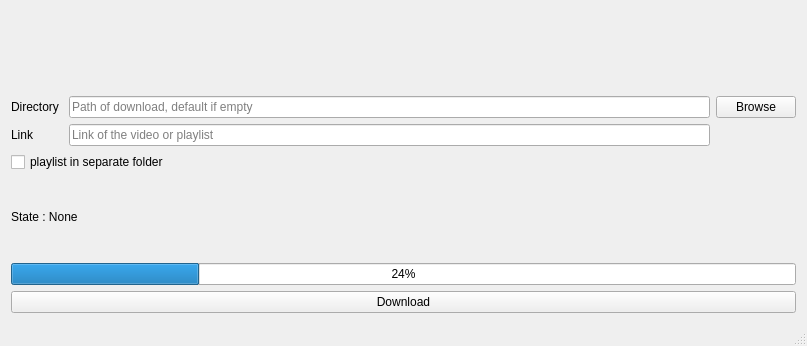
Qt form app/mainwindow.ui (arblade/youtube-downloader) before a commit.
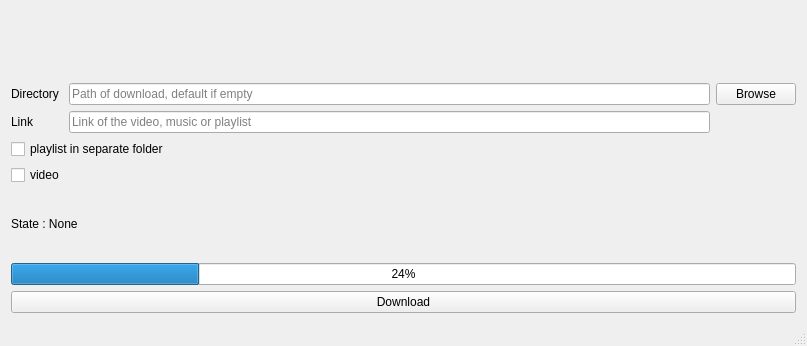
The same form after that commit. Icons and pictures are not drawn.

```diff
--- a/app/mainwindow.ui
+++ b/app/mainwindow.ui
@@ -18,7 +18,7 @@
     <item>
      <widget class="QLabel" name="label_3">
       <property name="text">
-       <string>&lt;html&gt;&lt;head/&gt;&lt;body&gt;&lt;p align=&quot;center&quot;&gt;&lt;img src=&quot;:/name/icon_little.png&quot;/&gt;&lt;/p&gt;&lt;/body&gt;&lt;/html&gt;</string>
+       <string>&lt;html&gt;&lt;head/&gt;&lt;body&gt;&lt;p align=&quot;center&quot;&gt;&lt;img src=&quot;:/name/assets/icon_little.png&quot;/&gt;&lt;/p&gt;&lt;/body&gt;&lt;/html&gt;</string>
       </property>
      </widget>
     </item>
@@ -76,7 +76,7 @@
       <item row="1" column="1">
        <widget class="QLineEdit" name="lineEdit_link">
         <property name="placeholderText">
-         <string>Link of the video or playlist</string>
+         <string>Link of the video, music or playlist</string>
         </property>
        </widget>
       </item>
@@ -89,6 +89,13 @@
       </property>
      </widget>
     </item>
+    <item>
+     <widget class="QCheckBox" name="checkBox_video">
+      <property name="text">
+       <string>video</string>
+      </property>
+     </widget>
+    </item>
     <item>
      <widget class="QLabel" name="state">
       <property name="text">
```
